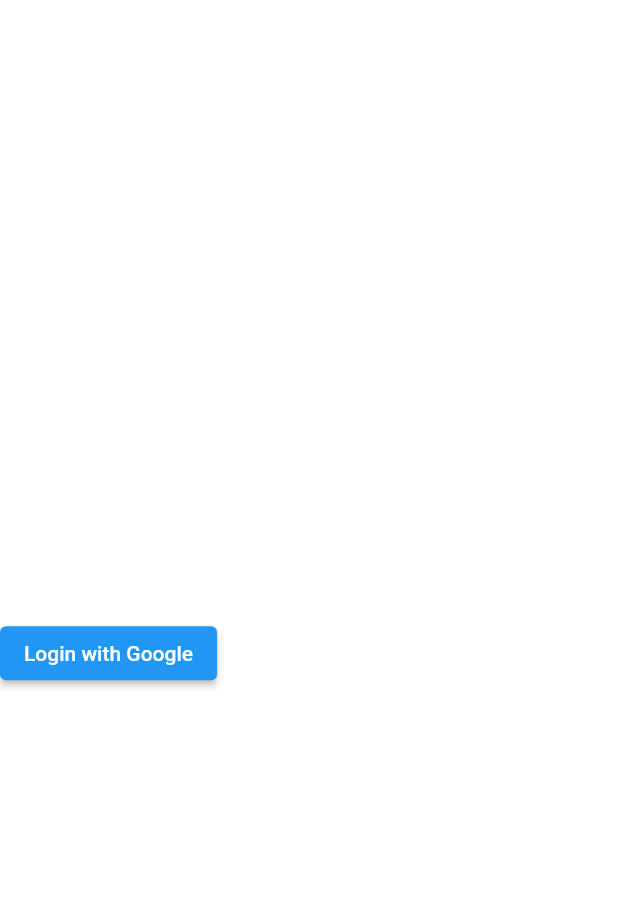
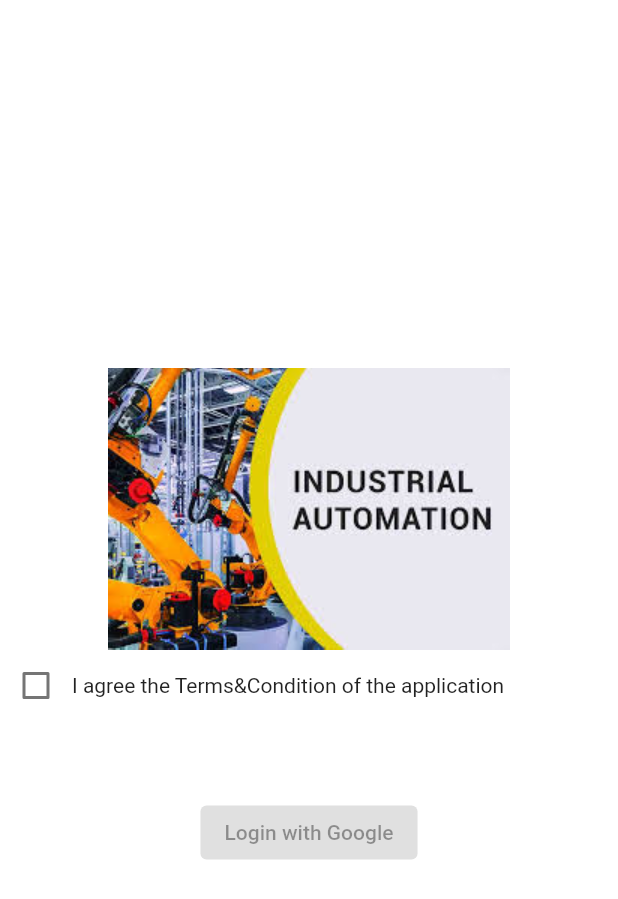
Before and after one commit to automation322/Industrial_Automation_Hub, a Flutter app: the screen it shows after launch, on a phone screen of 412 x 824 dp. Shown: the top 899 px of the screen. Run offline on Flutter 3.47's test engine with Material 2 defaults, Android fonts, the phone set to English and light mode, and no system bars; our stand-ins replace carousel_slider, firebase_auth, firebase_core, flutter_widget_from_html, google_sign_in, logger; accounts and stored records are empty; Roboto replaces fonts that are missing (noto_sans).

Commit message:
ph
Signed-off-by: admin <industrialautomationhub028@gmail.com>

```diff
--- a/lib/auth/view/login.dart
+++ b/lib/auth/view/login.dart
@@ -1,6 +1,7 @@
 import 'package:automation_hub/auth/controller/auth_controller.dart';
-import 'package:flutter/cupertino.dart';
 import 'package:flutter/material.dart';
+
+import '../../utils/colors.dart';
 
 class Login extends StatefulWidget {
   const Login({Key? key}) : super(key: key);
@@ -10,28 +11,50 @@
 }
 
 class _LoginState extends State<Login> {
+  bool isAgreeTc = false;
+  double height = 0.0;
+  double width = 0.0;
   @override
   Widget build(BuildContext context) {
+    height = MediaQuery.of(context).size.height;
+    width = MediaQuery.of(context).size.width;
     return Scaffold(
       backgroundColor: Colors.white,
       body: Column(
         mainAxisAlignment: MainAxisAlignment.center,
         crossAxisAlignment: CrossAxisAlignment.center,
         children: [
-          //const Padding(
-          // padding: EdgeInsets.only(left: 30),
-          //child: Text(
-          //"Industrial Automation",
-          //style: TextStyle(
-          //fontSize: 35,
-          //),
-          //),
-          //),
-          const SizedBox(height: 47),
+          Image.asset("assets/app_icon_splash/icon_one.jpg", fit: BoxFit.fill),
+          Row(
+            children: [
+              Checkbox(
+                  value: isAgreeTc,
+                  activeColor: ThemeColors.checkBoxActiveColor,
+                  onChanged: (value) {
+                    setState(() {
+                      isAgreeTc = !isAgreeTc;
+                    });
+                  }),
+              Container(
+                width: width / 1.3,
+                child: const Text(
+                  "I agree the Terms&Condition of the application",
+                  maxLines: 2,
+                  overflow: TextOverflow.ellipsis,
+                ),
+              )
+            ],
+          ),
+          const SizedBox(height: 50),
           ElevatedButton(
-              onPressed: () {
-                signup(context);
-              },
+              style: ElevatedButton.styleFrom(
+                maximumSize: Size(width / 1.5, height * 0.06),
+              ),
+              onPressed: isAgreeTc == true
+                  ? () {
+                      signup(context);
+                    }
+                  : null,
               child: const Text("Login with Google"))
         ],
       ),
--- a/lib/utils/colors.dart
+++ b/lib/utils/colors.dart
@@ -1,8 +1,8 @@
-import 'package:flutter/cupertino.dart';
 import 'package:flutter/material.dart';
 
 class ThemeColors {
   static Color Primarycolor = const Color(0xffFEBE03);
+  static Color checkBoxActiveColor = const Color(0xfff5c855);
   static Color unselectediconcolor = Colors.grey;
 
 }
```
Also changed, not shown: assets/app_icon_splash/icon_one.jpg (added).
